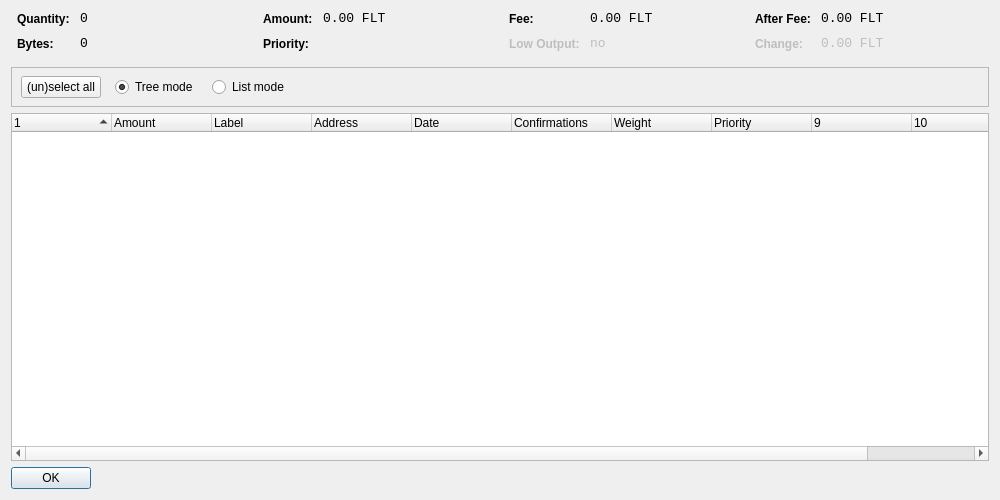
Qt form src/qt/forms/coincontroldialog.ui (ofeefee/fluttercoin) before a commit.
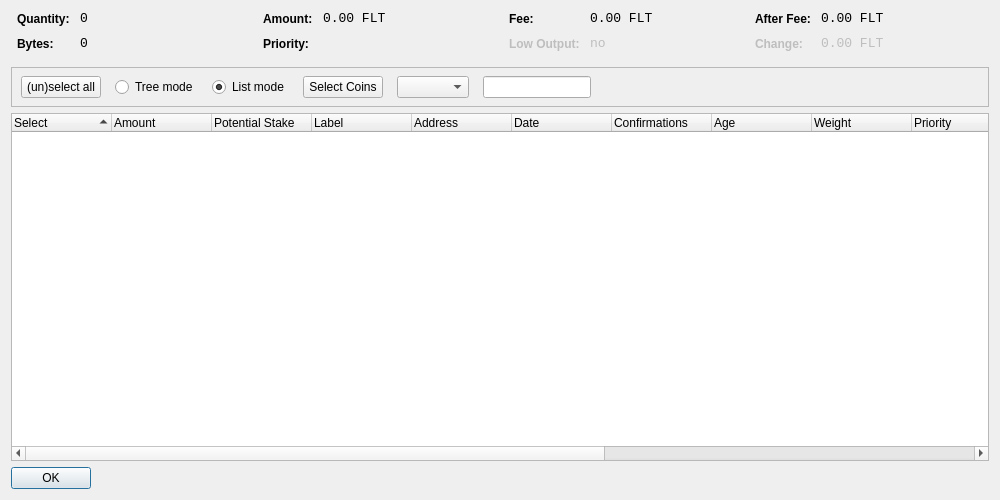
The same form after that commit. Custom widgets are drawn as their Qt base class.

Commit message: Coin Control Updates

What changed in the file:
```diff
--- a/src/qt/forms/coincontroldialog.ui
+++ b/src/qt/forms/coincontroldialog.ui
@@ -379,7 +379,7 @@
         <height>41</height>
        </rect>
       </property>
-      <layout class="QHBoxLayout" name="horizontalLayoutPanel" stretch="0,0,0,0">
+      <layout class="QHBoxLayout" name="horizontalLayoutPanel" stretch="0,0,0,0,0,0,0">
        <property name="spacing">
         <number>14</number>
        </property>
@@ -407,9 +407,6 @@
          <property name="text">
           <string>Tree mode</string>
          </property>
-         <property name="checked">
-          <bool>true</bool>
-         </property>
         </widget>
        </item>
        <item>
@@ -423,8 +420,40 @@
          <property name="text">
           <string>List mode</string>
          </property>
+         <property name="checked">
+          <bool>true</bool>
+         </property>
         </widget>
        </item>
+       <item>
+       <widget class="QPushButton" name="pushButtonCustomCC">
+        <property name="text">
+         <string>Select Coins</string>
+        </property>
+       </widget>
+      </item>
+      <item>
+       <widget class="QComboBox" name="QComboBoxFilterCoins"/>
+      </item>
+      <item>
+       <widget class="QLineEdit" name="lineEditCustomCC">
+        <property name="enabled">
+         <bool>true</bool>
+        </property>
+        <property name="sizePolicy">
+         <sizepolicy hsizetype="Fixed" vsizetype="Fixed">
+          <horstretch>0</horstretch>
+          <verstretch>0</verstretch>
+         </sizepolicy>
+        </property>
+        <property name="baseSize">
+         <size>
+          <width>50</width>
+          <height>0</height>
+         </size>
+        </property>
+       </widget>
+      </item>
        <item>
         <spacer name="horizontalSpacer">
          <property name="orientation">
@@ -451,7 +480,7 @@
       <bool>false</bool>
      </property>
      <property name="columnCount">
-      <number>11</number>
+      <number>16</number>
      </property>
      <attribute name="headerShowSortIndicator" stdset="0">
       <bool>true</bool>
@@ -461,7 +490,7 @@
      </attribute>
      <column>
       <property name="text">
-       <string/>
+       <string>Select</string>
       </property>
      </column>
      <column>
@@ -469,6 +498,11 @@
        <string>Amount</string>
       </property>
      </column>
+     <column>
+      <property name="text">
+       <string>Potential Stake</string>
+       </property>
+     </column>
      <column>
       <property name="text">
        <string>Label</string>
@@ -492,6 +526,11 @@
        <string>Confirmed</string>
       </property>
      </column>
+     <column>
+      <property name="text">
+       <string>Age</string>
+      </property>
+     </column>
      <column>
       <property name="text">
        <string>Weight</string>
@@ -522,6 +561,16 @@
        <string/>
       </property>
      </column>
+     <column>
+      <property name="text">
+       <string/>
+      </property>
+     </column>
+     <column>
+      <property name="text">
+       <string/>
+      </property>
+     </column>
     </widget>
    </item>
    <item>
```
The commit also changes 9 other files.
